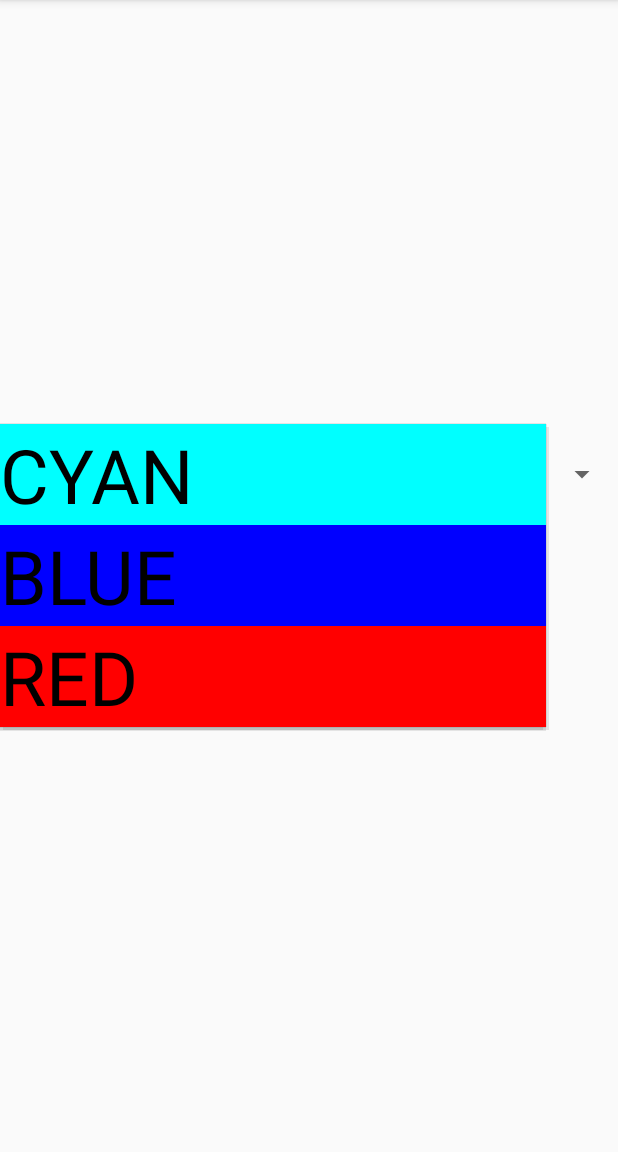
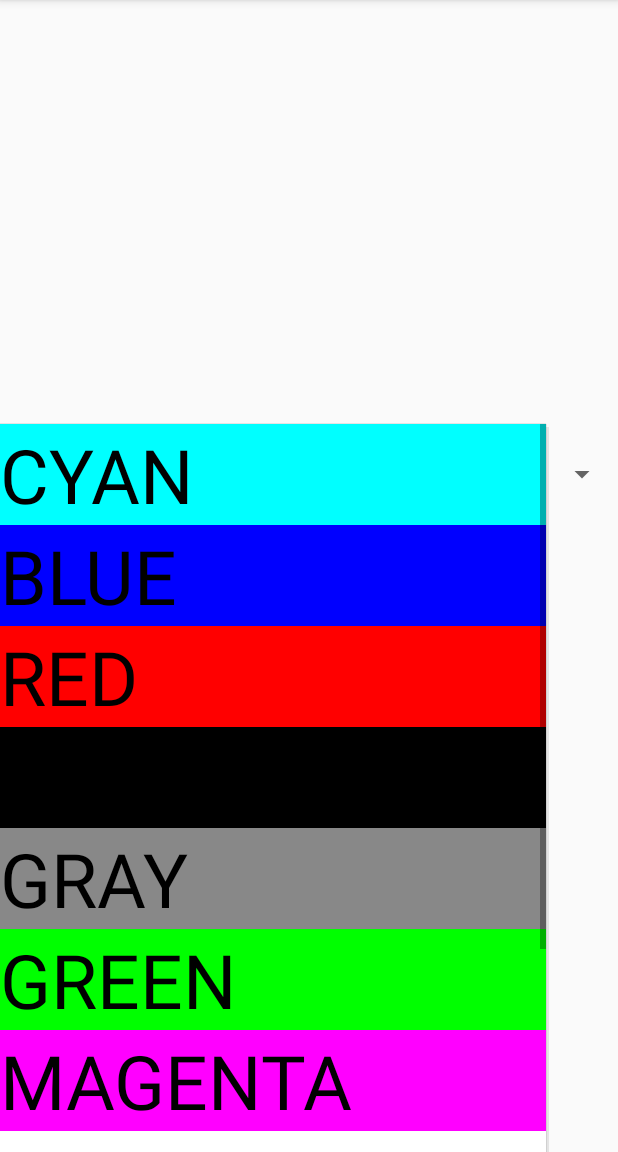
Before and after one commit to viethphamvn/ColorActivity, an Android app: the screen it shows after launch (MainActivity), after a tap on "CYAN", on a phone screen of 412 x 824 dp, the part 84-1236 px from its top. Run offline under Robolectric (Android 15) with nearby library versions, the phone set to English and light mode, and no system bars; 2 statements that could not run were skipped.

Commit message:
Added more colors

```diff
--- a/app/src/main/java/edu/temple/coloractivity/MainActivity.java
+++ b/app/src/main/java/edu/temple/coloractivity/MainActivity.java
@@ -18,7 +18,7 @@ public class MainActivity extends AppCompatActivity {
         super.onCreate(savedInstanceState);
         setContentView(R.layout.activity_main);
 
-        String[] colors = {"CYAN","BLUE","RED"};
+        String[] colors = {"CYAN","BLUE","RED","BLACK","GRAY","GREEN","MAGENTA","WHITE","YELLOW","PURPLE"};
 
         Spinner colorSpinner = findViewById(R.id.colorSpinner);
         ColorAdapter myAdapter = new ColorAdapter(this, colors.length, colors);
@@ -34,7 +34,8 @@ public class MainActivity extends AppCompatActivity {
 
             @Override
             public void onNothingSelected(AdapterView<?> adapterView) {
-
+                ConstraintLayout myLayout = findViewById(R.id.activityLayout);
+                myLayout.setBackgroundColor(Color.WHITE);
             }
         });
     }
```
